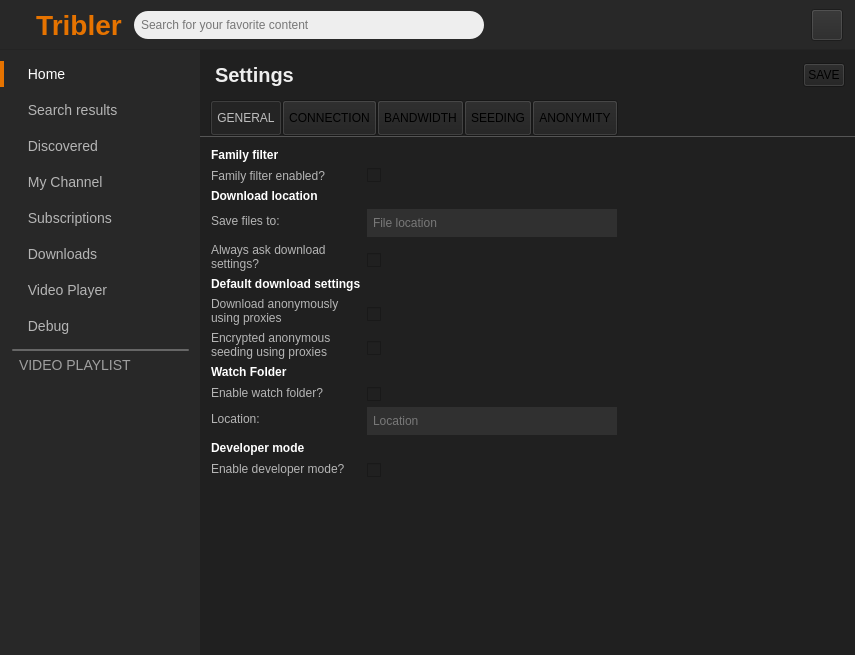
First picture: the form in TriblerGUI/qt_resources/mainwindow.ui, repository Tribler/tribler, before the edit.
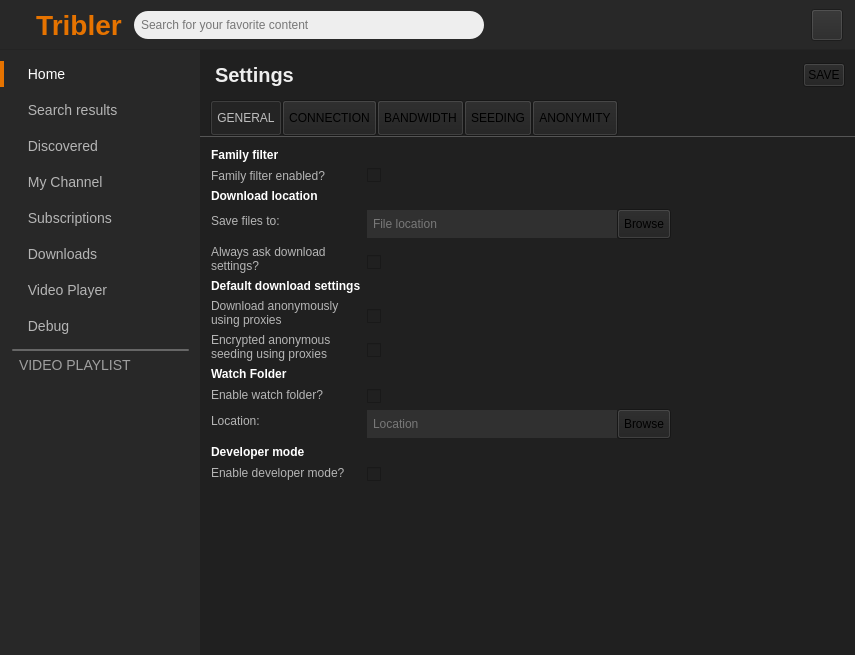
Second picture: the form after the edit. The open tabs and pages were chosen to show the change. Icons and pictures are not drawn. Custom widgets are drawn as their Qt base class.

Commit message: Added file dialog for selecting download location and watch folder

Diff of the .ui file:
```diff
--- a/TriblerGUI/qt_resources/mainwindow.ui
+++ b/TriblerGUI/qt_resources/mainwindow.ui
@@ -5256,6 +5256,24 @@
                </widget>
               </item>
               <item row="3" column="1">
+               <widget class="QWidget" name="settings_download_location_widget" native="true">
+                <layout class="QHBoxLayout" name="horizontalLayout_8">
+                <property name="spacing">
+                 <number>0</number>
+                </property>
+                <property name="leftMargin">
+                 <number>0</number>
+                </property>
+                <property name="topMargin">
+                 <number>0</number>
+                </property>
+                <property name="rightMargin">
+                 <number>0</number>
+                </property>
+                <property name="bottomMargin">
+                 <number>0</number>
+                </property>
+                <item>
                <widget class="QLineEdit" name="download_location_input">
                 <property name="sizePolicy">
                  <sizepolicy hsizetype="Fixed" vsizetype="Fixed">
@@ -5283,6 +5301,44 @@
                 </property>
                </widget>
               </item>
+                <item>
+                 <widget class="QToolButton" name="download_location_chooser_button">
+                  <property name="minimumSize">
+                   <size>
+                    <width>50</width>
+                    <height>30</height>
+                   </size>
+                  </property>
+                  <property name="baseSize">
+                   <size>
+                    <width>50</width>
+                    <height>30</height>
+                   </size>
+                  </property>
+                  <property name="toolTip">
+                   <string>Browse download location</string>
+                  </property>
+                  <property name="text">
+                   <string>Browse</string>
+                  </property>
+                  <property name="icon">
+                   <iconset>
+                    <normaloff>../images/browse_folder.svg</normaloff>../images/browse_folder.svg</iconset>
+                  </property>
+                  <property name="toolButtonStyle">
+                   <enum>Qt::ToolButtonIconOnly</enum>
+                  </property>
+                  <property name="autoRaise">
+                   <bool>false</bool>
+                  </property>
+                  <property name="arrowType">
+                   <enum>Qt::NoArrow</enum>
+                  </property>
+                 </widget>
+                </item>
+               </layout>
+               </widget>
+              </item>
               <item row="4" column="0">
                <widget class="QLabel" name="label_6">
                 <property name="styleSheet">
@@ -5393,6 +5449,24 @@
                </widget>
               </item>
               <item row="10" column="1">
+               <widget class="QWidget" name="settings_watch_folder_widget" native="true">
+                <layout class="QHBoxLayout" name="horizontalLayout_watchfolder">
+                <property name="spacing">
+                 <number>0</number>
+                </property>
+                <property name="leftMargin">
+                 <number>0</number>
+                </property>
+                <property name="topMargin">
+                 <number>0</number>
+                </property>
+                <property name="rightMargin">
+                 <number>0</number>
+                </property>
+                <property name="bottomMargin">
+                 <number>0</number>
+                </property>
+                <item>
                <widget class="QLineEdit" name="watchfolder_location_input">
                 <property name="sizePolicy">
                  <sizepolicy hsizetype="Fixed" vsizetype="Fixed">
@@ -5418,6 +5492,44 @@
                 <property name="placeholderText">
                  <string>Location</string>
                 </property>
+                 </widget>
+                </item>
+                <item>
+                 <widget class="QToolButton" name="watch_folder_chooser_button">
+                  <property name="minimumSize">
+                   <size>
+                    <width>50</width>
+                    <height>30</height>
+                   </size>
+                  </property>
+                  <property name="baseSize">
+                   <size>
+                    <width>50</width>
+                    <height>30</height>
+                   </size>
+                  </property>
+                  <property name="toolTip">
+                   <string>Browse watch folder</string>
+                  </property>
+                  <property name="text">
+                   <string>Browse</string>
+                  </property>
+                  <property name="icon">
+                   <iconset>
+                    <normaloff>../images/browse_folder.svg</normaloff>../images/browse_folder.svg</iconset>
+                  </property>
+                  <property name="toolButtonStyle">
+                   <enum>Qt::ToolButtonIconOnly</enum>
+                  </property>
+                  <property name="autoRaise">
+                   <bool>false</bool>
+                  </property>
+                  <property name="arrowType">
+                   <enum>Qt::NoArrow</enum>
+                  </property>
+                 </widget>
+                </item>
+               </layout>
                </widget>
               </item>
               <item row="11" column="0">
```
Lines whose indentation alone changed are shown as unchanged. The commit also changes 2 other files.
